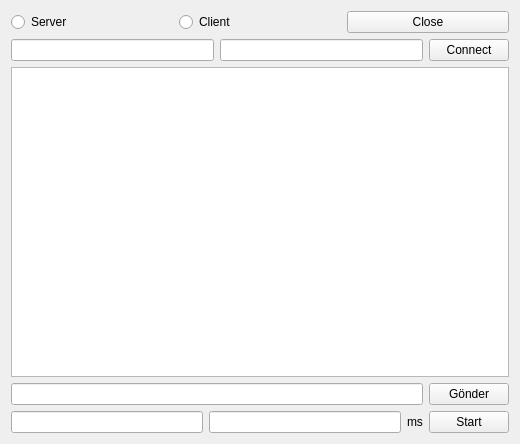
Before: the Qt Designer form gui/socketgui.ui in emrecanisildak/SocketGui, drawn with Qt 5.
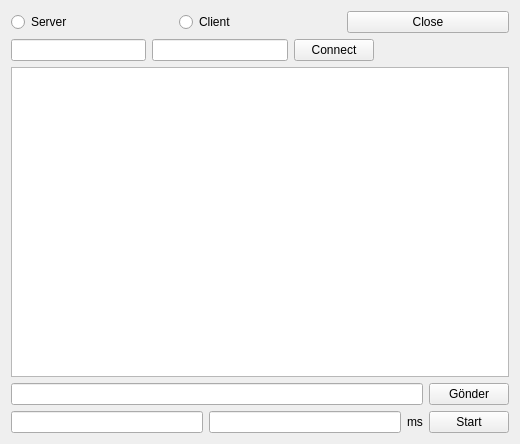
After: the same form once the commit is applied.

```diff
--- a/gui/socketgui.ui
+++ b/gui/socketgui.ui
@@ -54,6 +54,19 @@
        </property>
       </widget>
      </item>
+     <item>
+      <spacer name="horizontalSpacer">
+       <property name="orientation">
+        <enum>Qt::Horizontal</enum>
+       </property>
+       <property name="sizeHint" stdset="0">
+        <size>
+         <width>40</width>
+         <height>20</height>
+        </size>
+       </property>
+      </spacer>
+     </item>
     </layout>
    </item>
    <item>
```
Left out of the diff: 22 changed lines with no effect on the pictures.
